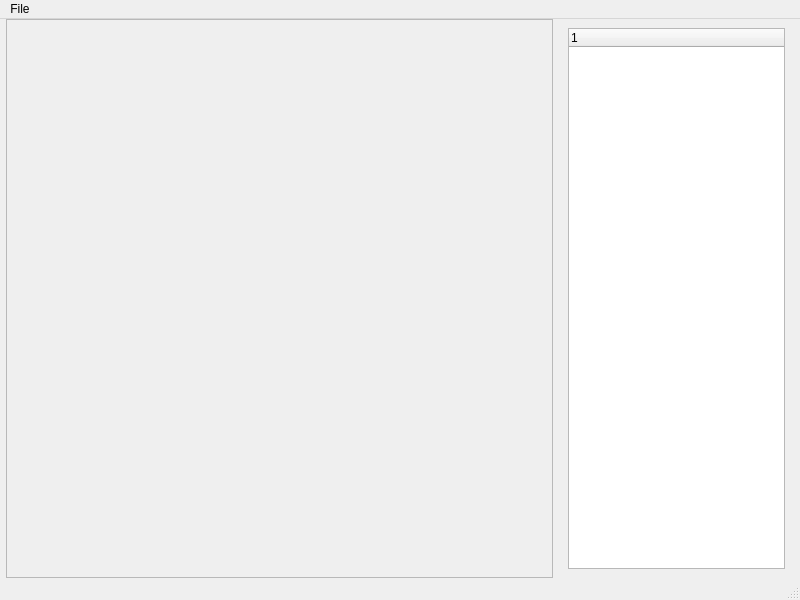
Qt form resources/ui/main_window.ui (Baxterminator/orchestrer) before a commit.
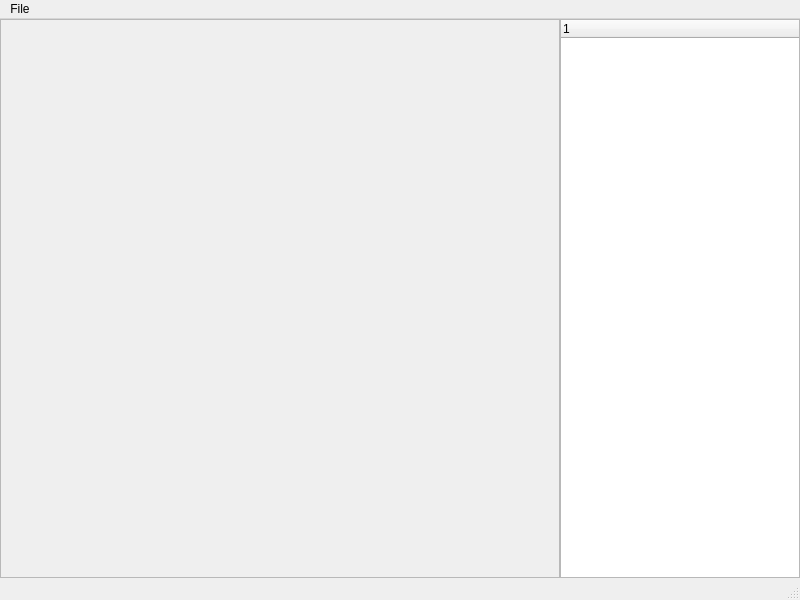
The same form after that commit.

The edit to the form file:
```diff
--- a/resources/ui/main_window.ui
+++ b/resources/ui/main_window.ui
@@ -34,16 +34,16 @@
      <widget class="QWidget" name="widget" native="true">
       <layout class="QHBoxLayout" name="horizontalLayout">
        <property name="spacing">
-        <number>6</number>
+        <number>0</number>
        </property>
        <property name="leftMargin">
-        <number>6</number>
+        <number>0</number>
        </property>
        <property name="topMargin">
         <number>0</number>
        </property>
        <property name="rightMargin">
-        <number>6</number>
+        <number>0</number>
        </property>
        <property name="bottomMargin">
         <number>0</number>
@@ -76,6 +76,21 @@
           </sizepolicy>
          </property>
          <layout class="QVBoxLayout" name="verticalLayout_2">
+          <property name="spacing">
+           <number>0</number>
+          </property>
+          <property name="leftMargin">
+           <number>0</number>
+          </property>
+          <property name="topMargin">
+           <number>0</number>
+          </property>
+          <property name="rightMargin">
+           <number>0</number>
+          </property>
+          <property name="bottomMargin">
+           <number>0</number>
+          </property>
           <item>
            <widget class="QTreeWidget" name="project_tree">
             <property name="sizePolicy">
```
